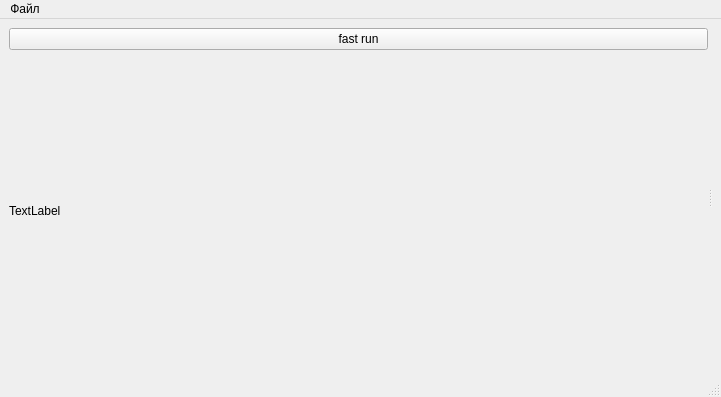
Old version of the form dh-software/applications/fft_viewer/main_window.ui in the repository Prisyazhniuk/dh_software.
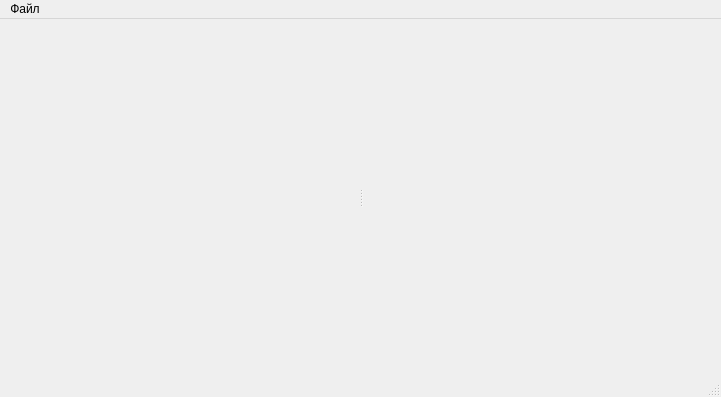
New version of the form.

```diff
--- a/dh-software/applications/fft_viewer/main_window.ui
+++ b/dh-software/applications/fft_viewer/main_window.ui
@@ -21,22 +21,7 @@
        <enum>Qt::Horizontal</enum>
       </property>
       <widget class="QWidget" name="verticalLayoutWidget">
-       <layout class="QVBoxLayout" name="verticalLayout">
-        <item>
-         <widget class="QPushButton" name="fast_run_button">
-          <property name="text">
-           <string>fast run</string>
-          </property>
-         </widget>
-        </item>
-        <item>
-         <widget class="QLabel" name="label">
-          <property name="text">
-           <string>TextLabel</string>
-          </property>
-         </widget>
-        </item>
-       </layout>
+       <layout class="QVBoxLayout" name="verticalLayout"/>
       </widget>
       <widget class="QWidget" name="verticalLayoutWidget_2">
        <layout class="QVBoxLayout" name="graphics_view_layout"/>
```
